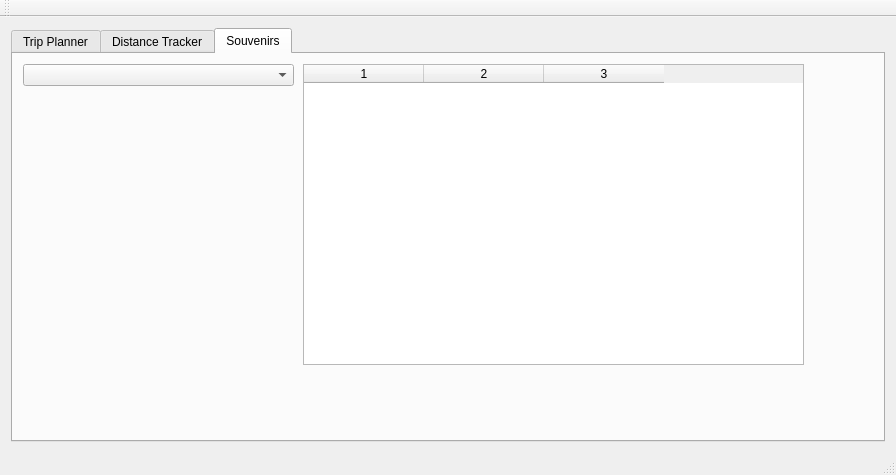
Cyrus-Riahi/CS1D-P1, file Group_Project_1/mainwindow.ui: the form before one commit.
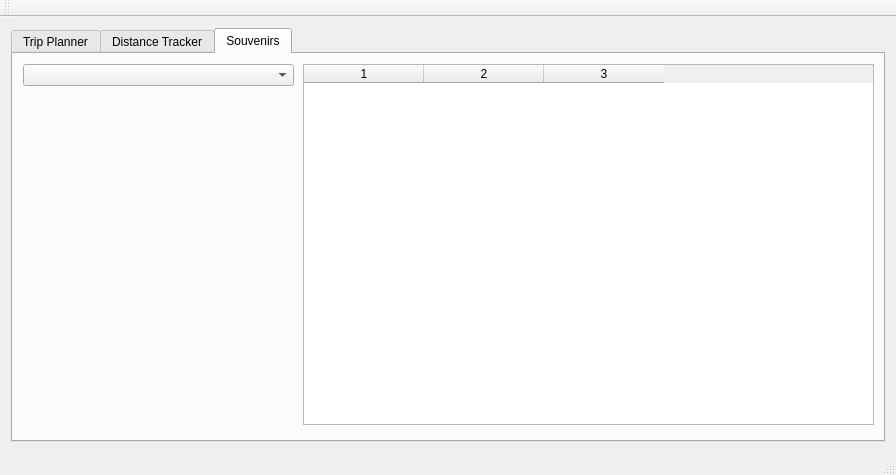
The form after the commit. The open tabs and pages were chosen to show the change.

```diff
--- a/Group_Project_1/mainwindow.ui
+++ b/Group_Project_1/mainwindow.ui
@@ -146,8 +146,8 @@
            <rect>
             <x>290</x>
             <y>10</y>
-            <width>501</width>
-            <height>301</height>
+            <width>571</width>
+            <height>361</height>
            </rect>
           </property>
           <property name="editTriggers">
```
Left out of the diff: 2 changed lines with no effect on the pictures.
